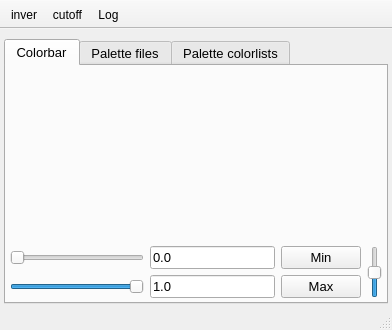
Before: the Qt Designer form UIs/nColorBarWin.ui in NeutrinoToolkit/Neutrino, drawn with Qt 5.
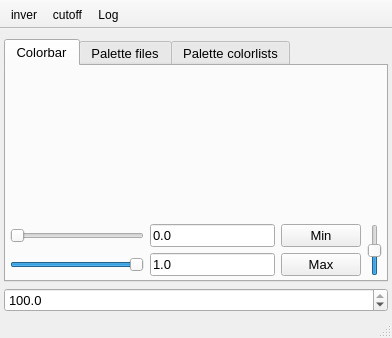
After: the same form once the commit is applied. Icons and pictures are not drawn. Custom widgets are drawn as their Qt base class.

The edit to the form file:
```diff
--- a/UIs/nColorBarWin.ui
+++ b/UIs/nColorBarWin.ui
@@ -483,6 +483,24 @@
       </widget>
      </widget>
     </item>
+    <item row="1" column="0">
+     <widget class="QDoubleSpinBox" name="percent">
+      <property name="font">
+       <font>
+        <pointsize>10</pointsize>
+       </font>
+      </property>
+      <property name="decimals">
+       <number>1</number>
+      </property>
+      <property name="singleStep">
+       <double>0.100000000000000</double>
+      </property>
+      <property name="value">
+       <double>100.000000000000000</double>
+      </property>
+     </widget>
+    </item>
    </layout>
   </widget>
   <widget class="QStatusBar" name="statusbar">
```
Left out of the diff: 6 changed lines with no effect on the pictures.
